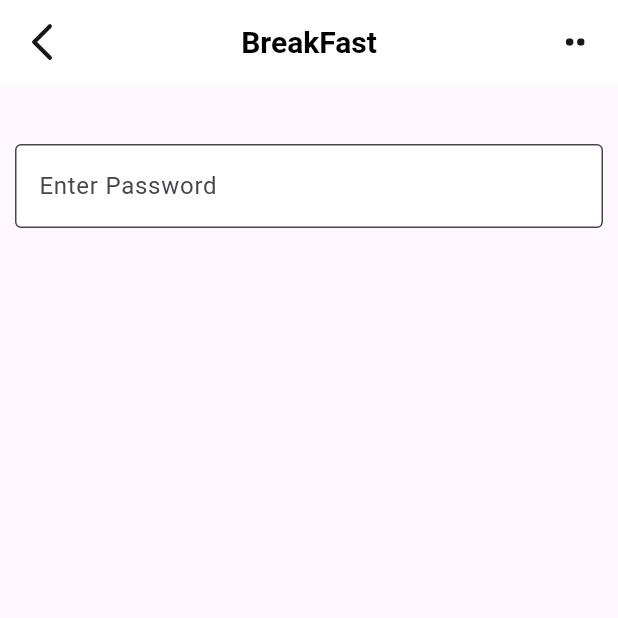
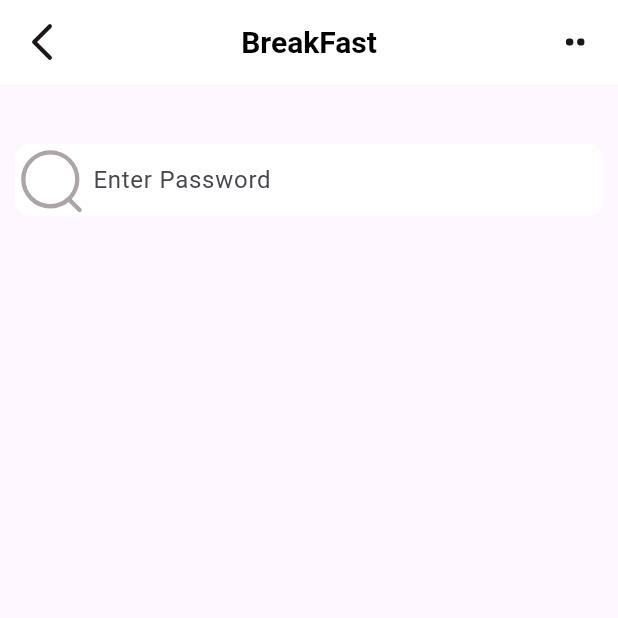
Before and after one commit to SharmBB/Flutter-2K25, a Flutter app: the screen it shows after launch, on a phone screen of 412 x 824 dp, the top half of it. Run offline on Flutter 3.47's test engine with Material 3 defaults, Android fonts, the phone set to English and light mode, and no system bars; our stand-ins replace flutter_svg.

Commit message:
version 2

```diff
--- a/lib/pages/home.dart
+++ b/lib/pages/home.dart
@@ -20,11 +20,20 @@ class _HomePageState extends State<HomePage> {
             Container(
               margin: EdgeInsets.only(right: 10, left: 10, top: 40),
               decoration: BoxDecoration(boxShadow: [
-                BoxShadow(color: Colors.white60.withOpacity(0.11))
+                BoxShadow(
+                  color: Colors.white60.withOpacity(0.11),
+                  blurRadius: 40.0,
+                  spreadRadius: 0,
+                )
               ]),
               child: TextField(
                 decoration: InputDecoration(
-                  border: OutlineInputBorder(),
+                  border: OutlineInputBorder(
+                    borderRadius: BorderRadius.circular(10),
+                    borderSide: BorderSide.none,
+                  ),
+                  contentPadding: EdgeInsets.all(10),
+                  prefixIcon: SvgPicture.asset("assets/icons/Search.svg"),
                   hintText: 'Enter Password',
                   filled: true,
                   fillColor: Colors.white,
```
